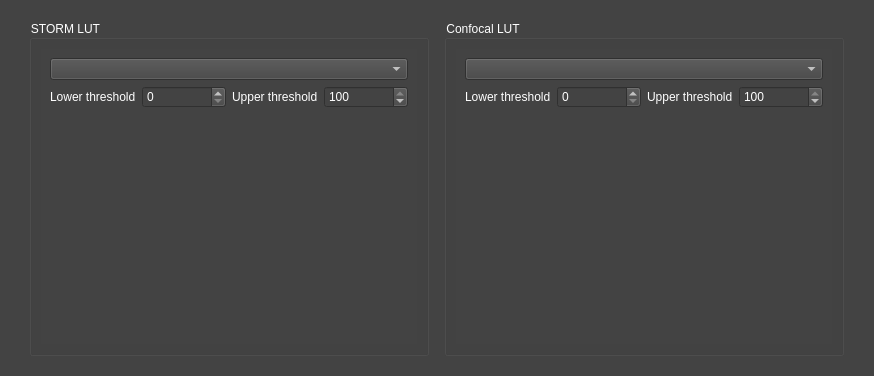
Old version of the form gui/dialog_tool_lut.ui in the repository super-resolution/Super-resolution-correlator.
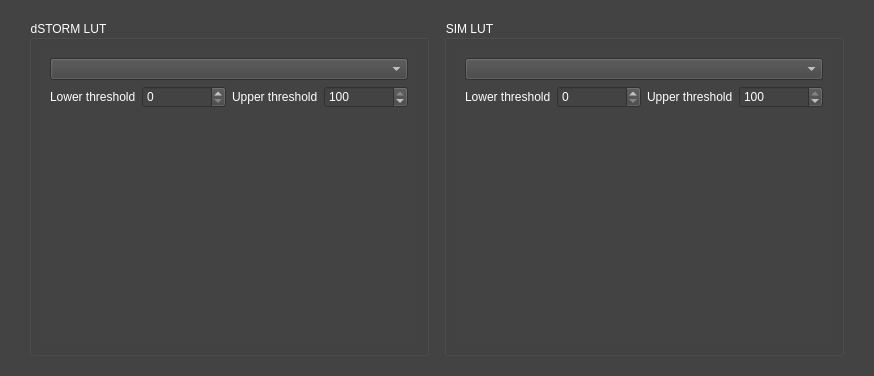
New version of the form.

What changed in the file:
```diff
--- a/gui/dialog_tool_lut.ui
+++ b/gui/dialog_tool_lut.ui
@@ -47,7 +47,7 @@
          </size>
         </property>
         <property name="title">
-         <string>STORM LUT</string>
+         <string>dSTORM LUT</string>
         </property>
         <layout class="QVBoxLayout" name="verticalLayout_3">
          <item>
@@ -145,7 +145,7 @@
          </size>
         </property>
         <property name="title">
-         <string>Confocal LUT</string>
+         <string>SIM LUT</string>
         </property>
         <layout class="QVBoxLayout" name="verticalLayout_2">
          <item>
```
